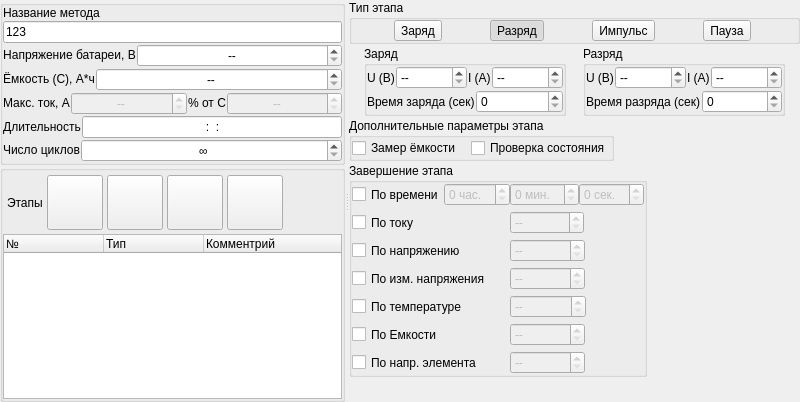
dostapazov/powermon_v4, file data/zrmstageseditor.ui: the form before one commit.
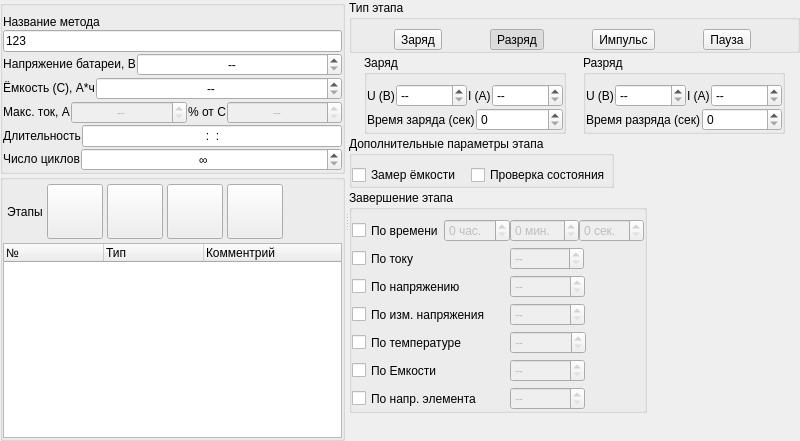
The form after the commit. Icons and pictures are not drawn.

Commit message: DBEditor  Layout Top Margin = 9

Diff of the .ui file:
```diff
--- a/data/zrmstageseditor.ui
+++ b/data/zrmstageseditor.ui
@@ -7,7 +7,7 @@
     <x>0</x>
     <y>0</y>
     <width>800</width>
-    <height>402</height>
+    <height>441</height>
    </rect>
   </property>
   <property name="sizePolicy">
@@ -64,7 +64,7 @@
            <number>0</number>
           </property>
           <property name="topMargin">
-           <number>0</number>
+           <number>9</number>
           </property>
           <property name="rightMargin">
            <number>0</number>
@@ -636,7 +636,7 @@
            <number>0</number>
           </property>
           <property name="topMargin">
-           <number>0</number>
+           <number>9</number>
           </property>
           <property name="rightMargin">
            <number>0</number>
@@ -838,7 +838,7 @@
              <number>0</number>
             </property>
             <property name="topMargin">
-             <number>0</number>
+             <number>9</number>
             </property>
             <property name="rightMargin">
              <number>0</number>
@@ -984,7 +984,7 @@
              <number>0</number>
             </property>
             <property name="topMargin">
-             <number>0</number>
+             <number>9</number>
             </property>
             <property name="rightMargin">
              <number>0</number>
@@ -1135,7 +1135,7 @@
            <number>0</number>
           </property>
           <property name="topMargin">
-           <number>0</number>
+           <number>9</number>
           </property>
           <property name="rightMargin">
            <number>0</number>
@@ -1218,7 +1218,7 @@
            <number>0</number>
           </property>
           <property name="topMargin">
-           <number>0</number>
+           <number>9</number>
           </property>
           <property name="rightMargin">
            <number>0</number>
```
